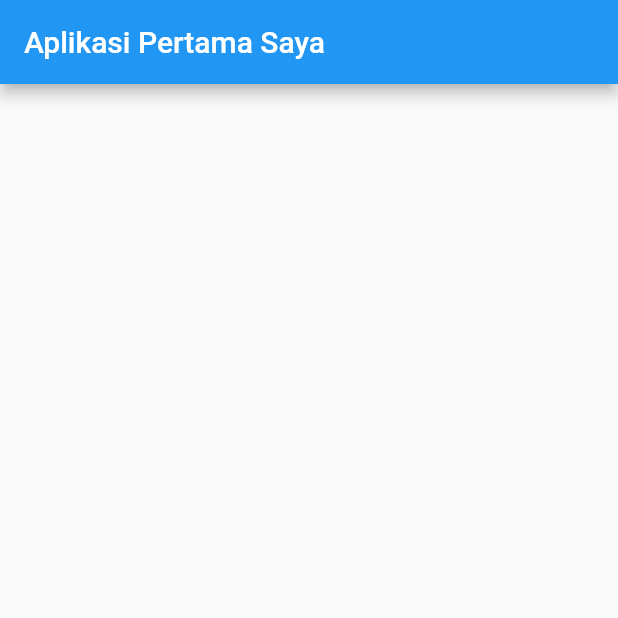
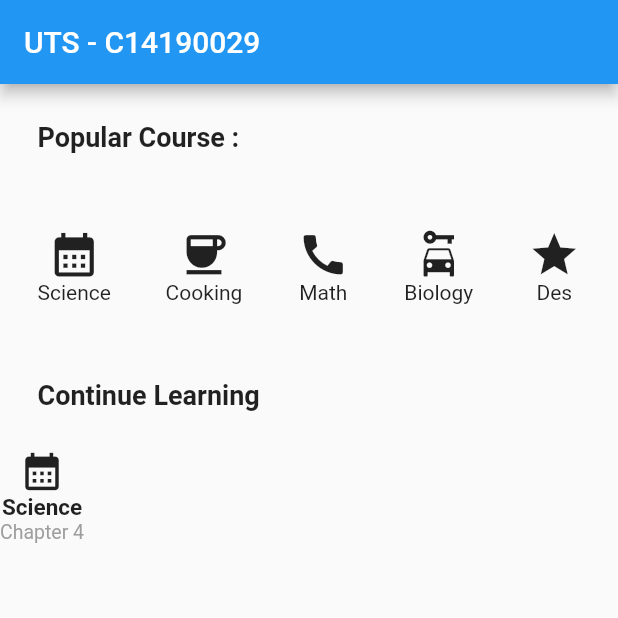
Before and after one commit to Quetzalcoalts/UTS_02, a Flutter app: the screen it shows after launch, on a phone screen of 412 x 824 dp, the top half of it. Run offline on Flutter 3.47's test engine with Material 2 defaults, Android fonts, the phone set to English and light mode, and no system bars.

Commit message:
Continue Learning

```diff
--- a/lib/main.dart
+++ b/lib/main.dart
@@ -12,12 +12,103 @@ class MyApp extends StatelessWidget {
       title: "Gambar dan Text",
       home: Scaffold(
         appBar: AppBar(
-          title: Text("Aplikasi Pertama Saya"),
+          title: Text("UTS - C14190029"),
         ),
 
+        body :
+        Column(
+          children: [
+            Row(
+              children: [
+                Column(
+                  children: [
+                    Padding(
+                      padding: const EdgeInsets.all(25.0),
+                      child: Text("Popular Course : ",
+                      style : TextStyle(fontWeight: FontWeight.bold, fontSize: 18.0),
+                      ),
+                    ),
+                  ],
+                )
+              ],
+            ),
 
+            Container(
+              padding: EdgeInsets.all(25.0),
+              child: Row(
+                mainAxisAlignment: MainAxisAlignment.spaceBetween,
+                children: [
+                  Column(
+                    children: [
+                      Icon(Icons.calendar_month, size: 35.0,),
+                      Text("Science"),
+                    ],
+                  ),
 
+                  Column(
+                    children: [
+                      Icon(Icons.coffee, size: 35.0,),
+                      Text("Cooking"),
+                    ],
+                  ),
 
+                  Column(
+                    children: [
+                      Icon(Icons.call, size: 35.0,),
+                      Text("Math"),
+                    ],
+                  ),
+
+                  Column(
+                    children: [
+                      Icon(Icons.car_rental, size: 35.0,),
+                      Text("Biology"),
+                    ],
+                  ),
+
+                  Column(
+                    children: [
+                      Icon(Icons.star, size: 35.0),
+                      Text("Des"),
+                    ],
+                  ),
+                ],
+              ),
+            ),
+
+            Row(
+              children: [
+                Column(
+                  children: [
+                    Padding(
+                      padding: const EdgeInsets.all(25.0),
+                      child: Text("Continue Learning",
+                      style : TextStyle(fontWeight: FontWeight.bold, fontSize: 18.0)
+                      ),
+                    ),
+                  ],
+                )
+              ],
+            ),
+
+            Row(
+              children: [
+                Column(
+                  children: [
+                    Icon(Icons.calendar_month, size: 30),
+                    Text("Science",
+                    style : TextStyle(fontWeight: FontWeight.bold, fontSize: 15.0)
+                    ),
+                    Text("Chapter 4",
+                    style : TextStyle(color: Colors.grey, fontSize: 13.0)
+                    ),
+
+                  ],
+                )
+              ],
+            )
+          ],
+        ),
       )
     );
   }
```
